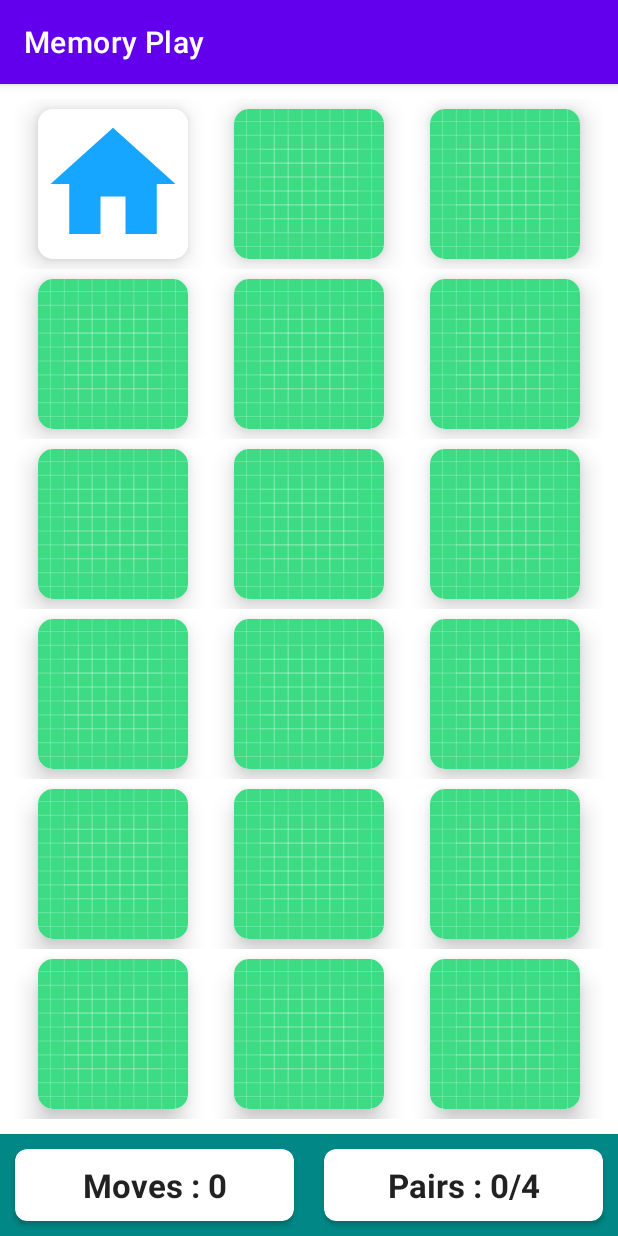
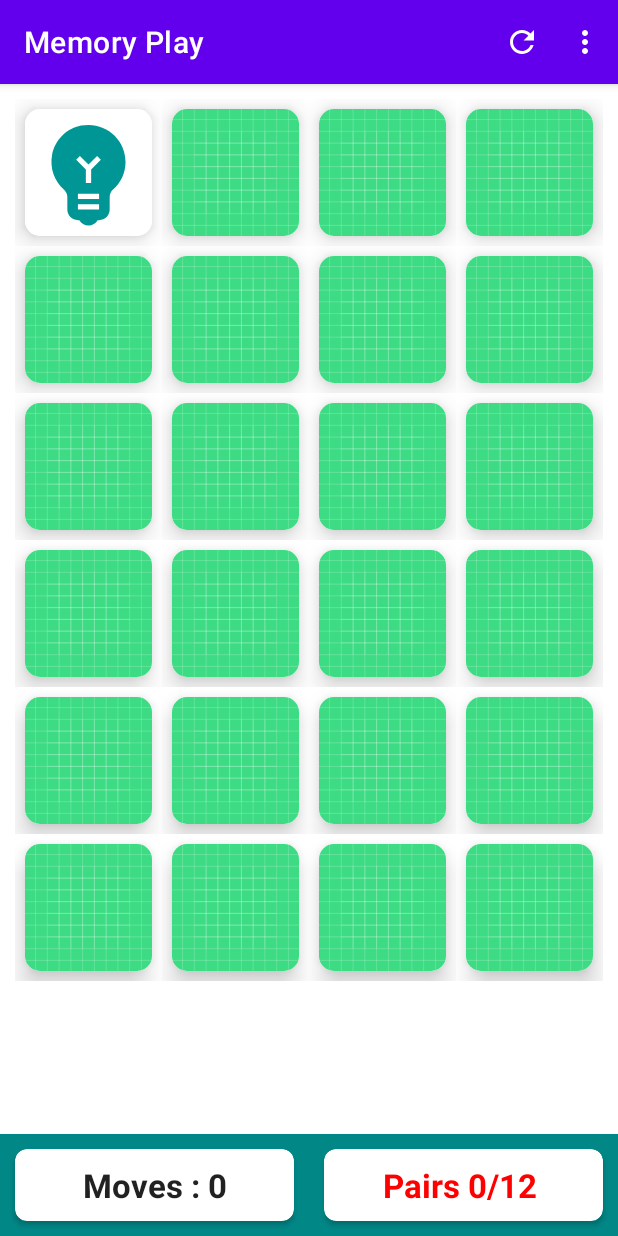
Before and after one commit to ashgautamDev/MemoryPlay, an Android app: the screen it shows after launch (MainActivity), after a tap on an icon or button, on a phone screen of 412 x 824 dp. Run offline under Robolectric (Android 15) with nearby library versions, the phone set to English and light mode, and no system bars.

```diff
--- a/app/src/main/java/com/example/memoryplay/modles/MemoryGame.kt
+++ b/app/src/main/java/com/example/memoryplay/modles/MemoryGame.kt
@@ -7,10 +7,11 @@ class MemoryGame(private val boardSize: BoardSize) {
 
     val cards: List<MemoryCard>
     var numofPairsfound = 0
+    var numOfCardFlip = 0
     private var indexofsingleselectedCard: Int? = null
 
     companion object {
-        val TAG = "chck fun"
+        val TAG = "check fun"
     }
 
     init {
@@ -21,6 +22,7 @@ class MemoryGame(private val boardSize: BoardSize) {
     }
 
     fun flipCard(position: Int): Boolean {
+        numOfCardFlip++
         val card = cards[position]
         var matchFound = false
         // we have 3 cases here /
@@ -28,15 +30,15 @@ class MemoryGame(private val boardSize: BoardSize) {
         // 1 card flipped >> filp over and check for a mathch
         // 2 card flipped >> restore cards and flip over current card
 
-        //case 1 and 2
+        //case 0 and 2
         if (indexofsingleselectedCard == null) {
             restoreCards()
             indexofsingleselectedCard = position
-        } else {
-            val matchFound = checkforTheMatch(indexofsingleselectedCard!!, position)
+        }else {
+            //for 1 case
+            matchFound = checkforTheMatch(indexofsingleselectedCard!!, position)
             indexofsingleselectedCard = null
         }
-
         card.isFaceUp = !card.isFaceUp
         return matchFound
     }
@@ -44,11 +46,12 @@ class MemoryGame(private val boardSize: BoardSize) {
     private fun checkforTheMatch(position1: Int, position2: Int): Boolean {
         if (cards[position1].identifier != cards[position2].identifier) {
             return false
+        } else {
+            cards[position1].isMatched = true
+            cards[position2].isMatched = true
+            numofPairsfound++
+            Log.i(TAG, "chekforTheMatch: num of pairs found $numofPairsfound")
         }
-        cards[position1].isMatched = true
-        cards[position2].isMatched = true
-        numofPairsfound++
-        Log.i(TAG, "chekforTheMatch: num of pairs found $numofPairsfound")
         return true
 
     }
@@ -70,4 +73,9 @@ class MemoryGame(private val boardSize: BoardSize) {
         return cards[position].isFaceUp
     }
 
+    fun getNumOfMoves(): Int {
+        return numOfCardFlip / 2
+    }
+
+
 }
--- /dev/null
+++ b/app/src/main/res/drawable/ic_refresh.xml
@@ -0,0 +1,5 @@
+<vector android:height="24dp" android:tint="#FFFFFF"
+    android:viewportHeight="24" android:viewportWidth="24"
+    android:width="24dp" xmlns:android="http://schemas.android.com/apk/res/android">
+    <path android:fillColor="@android:color/white" android:pathData="M17.65,6.35C16.2,4.9 14.21,4 12,4c-4.42,0 -7.99,3.58 -7.99,8s3.57,8 7.99,8c3.73,0 6.84,-2.55 7.73,-6h-2.08c-0.82,2.33 -3.04,4 -5.65,4 -3.31,0 -6,-2.69 -6,-6s2.69,-6 6,-6c1.66,0 3.14,0.69 4.22,1.78L13,11h7V4l-2.35,2.35z"/>
+</vector>
--- a/app/src/main/res/layout/activity_main.xml
+++ b/app/src/main/res/layout/activity_main.xml
@@ -4,6 +4,7 @@
     xmlns:tools="http://schemas.android.com/tools"
     android:layout_width="match_parent"
     android:layout_height="match_parent"
+    android:id="@+id/clayout"
     tools:context=".MainActivity">
 
     <LinearLayout
--- /dev/null
+++ b/app/src/main/res/menu/miain_menu.xml
@@ -0,0 +1,16 @@
+<?xml version="1.0" encoding="utf-8"?>
+<menu xmlns:android="http://schemas.android.com/apk/res/android"
+    xmlns:app="http://schemas.android.com/apk/res-auto">
+
+    <item
+        android:id="@+id/NewLevelButton"
+        android:enabled="true"
+        android:title="New Level"
+        app:showAsAction="never" />
+    <item
+        android:id="@+id/refreshButton"
+        android:enabled="true"
+        android:title="Refresh"
+        android:icon="@drawable/ic_refresh"
+        app:showAsAction="always" />
+</menu>
--- a/app/src/main/res/values/colors.xml
+++ b/app/src/main/res/values/colors.xml
@@ -8,5 +8,7 @@
     <color name="black">#FF000000</color>
     <color name="white">#FFFFFFFF</color>
     <color name="gray">#E0E0E0</color>
+    <color name="progress_start">#FF0000</color>
+    <color name="progress_end">#007E0D</color>
 
 </resources>
```
Also changed, not shown: app/src/main/java/com/example/memoryplay/MainActivity.kt (+113 -6 lines), app/src/main/res/layout/dialog_board_size.xml (added, +38 -0 lines).
